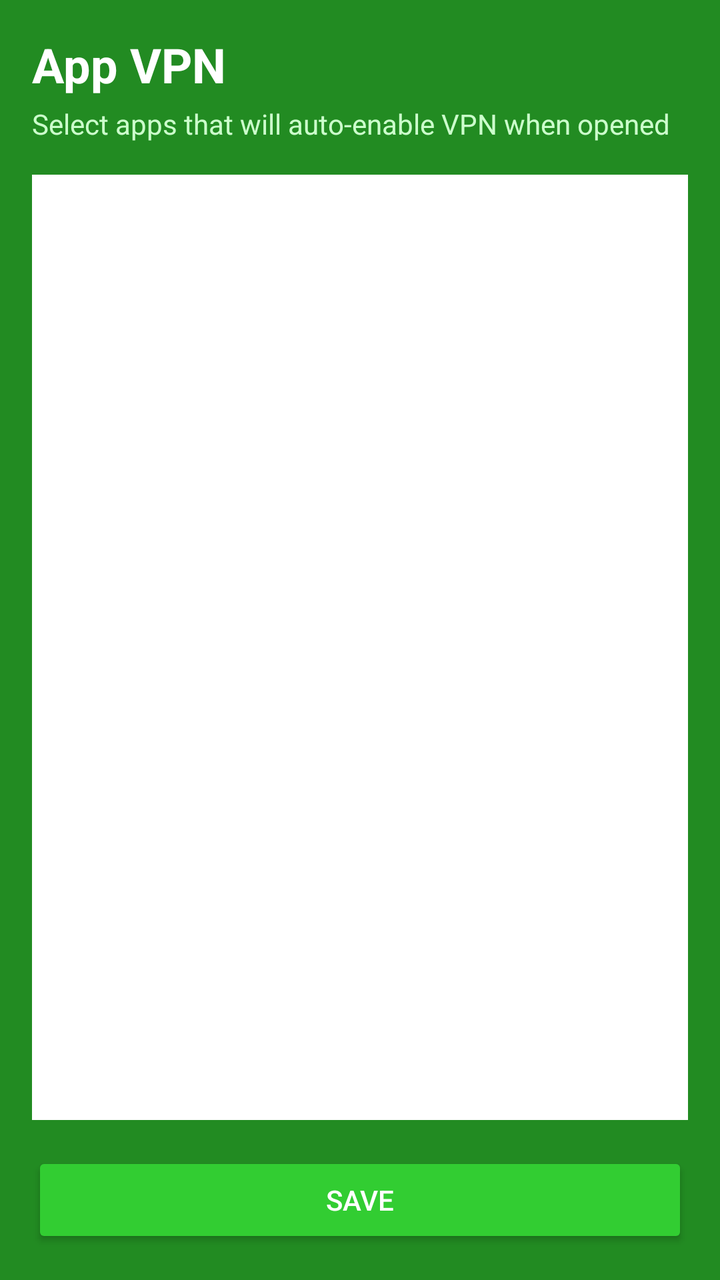
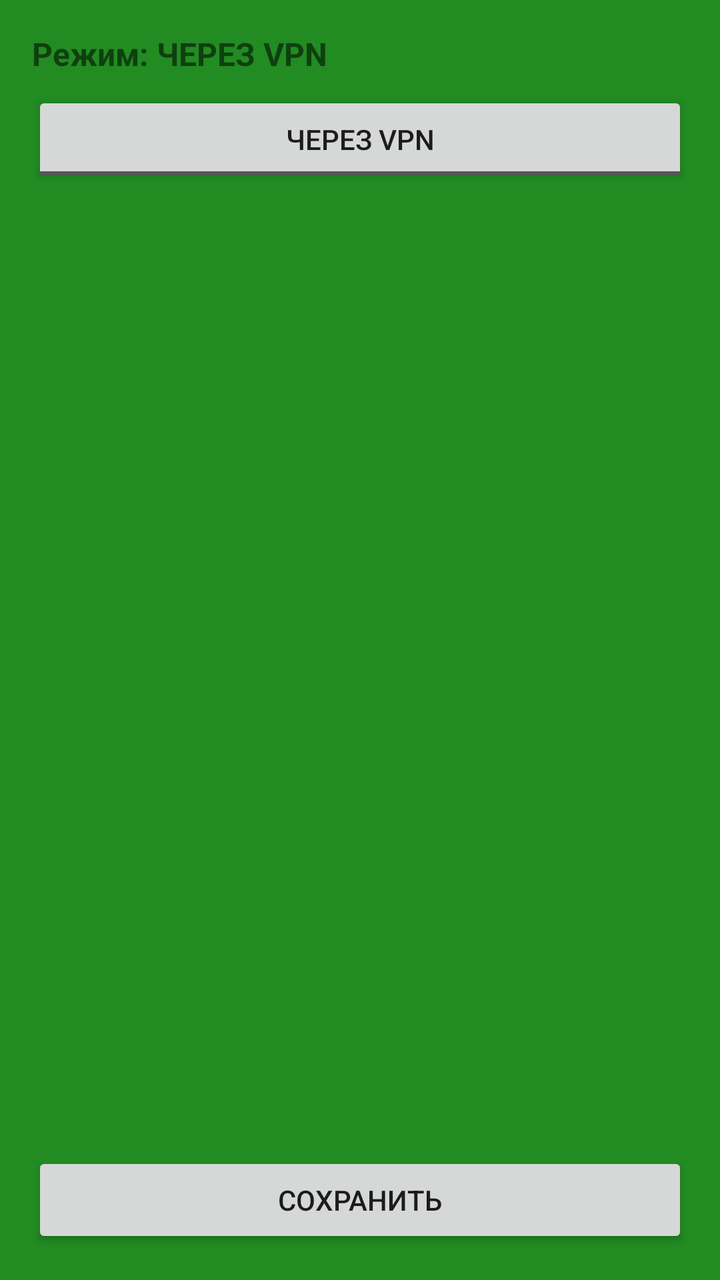

Screens rendered from an Android XML layout before and after an edit, with the pre-edit source and the edit as a unified diff.
<!-- AndroidManifest.xml: application theme Theme.Config -->
<!-- res/layout/activity_app_vpn.xml -->
<?xml version="1.0" encoding="utf-8"?>
<LinearLayout
    xmlns:android="http://schemas.android.com/apk/res/android"
    android:layout_width="match_parent"
    android:layout_height="match_parent"
    android:orientation="vertical"
    android:background="#228B22"
    android:padding="16dp">

    <TextView
        android:layout_width="wrap_content"
        android:layout_height="wrap_content"
        android:text="App VPN"
        android:textSize="24sp"
        android:textStyle="bold"
        android:textColor="@android:color/white"
        android:layout_marginBottom="4dp" />

    <TextView
        android:layout_width="wrap_content"
        android:layout_height="wrap_content"
        android:text="Select apps that will auto-enable VPN when opened"
        android:textSize="14sp"
        android:textColor="#ccffcc"
        android:layout_marginBottom="16dp" />

    <androidx.recyclerview.widget.RecyclerView
        android:id="@+id/rvApps"
        android:layout_width="match_parent"
        android:layout_height="0dp"
        android:layout_weight="1"
        android:background="@android:color/white"
        android:padding="8dp" />

    <Button
        android:id="@+id/btnSave"
        android:layout_width="match_parent"
        android:layout_height="wrap_content"
        android:text="Save"
        android:textColor="@android:color/white"
        android:backgroundTint="#32CD32"
        android:layout_marginTop="16dp" />

</LinearLayout>
<!-- resources referenced by this layout -->
<resources>
  <style name="Theme.Config" parent="Theme.MaterialComponents.DayNight.NoActionBar">
          <item name="colorPrimary">@color/green_500</item>
          <item name="colorPrimaryVariant">@color/green_700</item>
          <item name="colorOnPrimary">@color/white</item>
          <item name="colorSecondary">@color/lime_200</item>
          <item name="colorSecondaryVariant">@color/lime_500</item>
          <item name="colorOnSecondary">@color/black</item>
          <item name="android:statusBarColor">@color/green_700</item>
          <item name="android:navigationBarColor">@color/black</item>
          <item name="android:windowBackground">@color/green_700</item>
      </style>
  <color name="green_500">#FF32CD32</color>
  <color name="green_700">#FF228B22</color>
  <color name="white">#FFFFFFFF</color>
  <color name="lime_200">#FFADFF2F</color>
  <color name="lime_500">#FF7CFC00</color>
  <color name="black">#FF000000</color>
</resources>

<!-- the commit's change to res/layout/activity_app_vpn.xml (unified diff, before → after) -->
@@ -1,44 +1,35 @@
 <?xml version="1.0" encoding="utf-8"?>
-<LinearLayout
-    xmlns:android="http://schemas.android.com/apk/res/android"
+<LinearLayout xmlns:android="http://schemas.android.com/apk/res/android"
     android:layout_width="match_parent"
     android:layout_height="match_parent"
     android:orientation="vertical"
-    android:background="#228B22"
     android:padding="16dp">
 
     <TextView
-        android:layout_width="wrap_content"
+        android:id="@+id/tvMode"
+        android:layout_width="match_parent"
         android:layout_height="wrap_content"
-        android:text="App VPN"
-        android:textSize="24sp"
+        android:text="Режим: ЧЕРЕЗ VPN"
+        android:textSize="16sp"
         android:textStyle="bold"
-        android:textColor="@android:color/white"
-        android:layout_marginBottom="4dp" />
+        android:paddingBottom="8dp" />
 
-    <TextView
-        android:layout_width="wrap_content"
+    <ToggleButton
+        android:id="@+id/toggleMode"
+        android:layout_width="match_parent"
         android:layout_height="wrap_content"
-        android:text="Select apps that will auto-enable VPN when opened"
-        android:textSize="14sp"
-        android:textColor="#ccffcc"
-        android:layout_marginBottom="16dp" />
+        android:textOn="Без VPN"
+        android:textOff="Через VPN" />
 
     <androidx.recyclerview.widget.RecyclerView
         android:id="@+id/rvApps"
         android:layout_width="match_parent"
         android:layout_height="0dp"
-        android:layout_weight="1"
-        android:background="@android:color/white"
-        android:padding="8dp" />
+        android:layout_weight="1" />
 
     <Button
         android:id="@+id/btnSave"
         android:layout_width="match_parent"
         android:layout_height="wrap_content"
-        android:text="Save"
-        android:textColor="@android:color/white"
-        android:backgroundTint="#32CD32"
-        android:layout_marginTop="16dp" />
-
+        android:text="Сохранить" />
 </LinearLayout>
